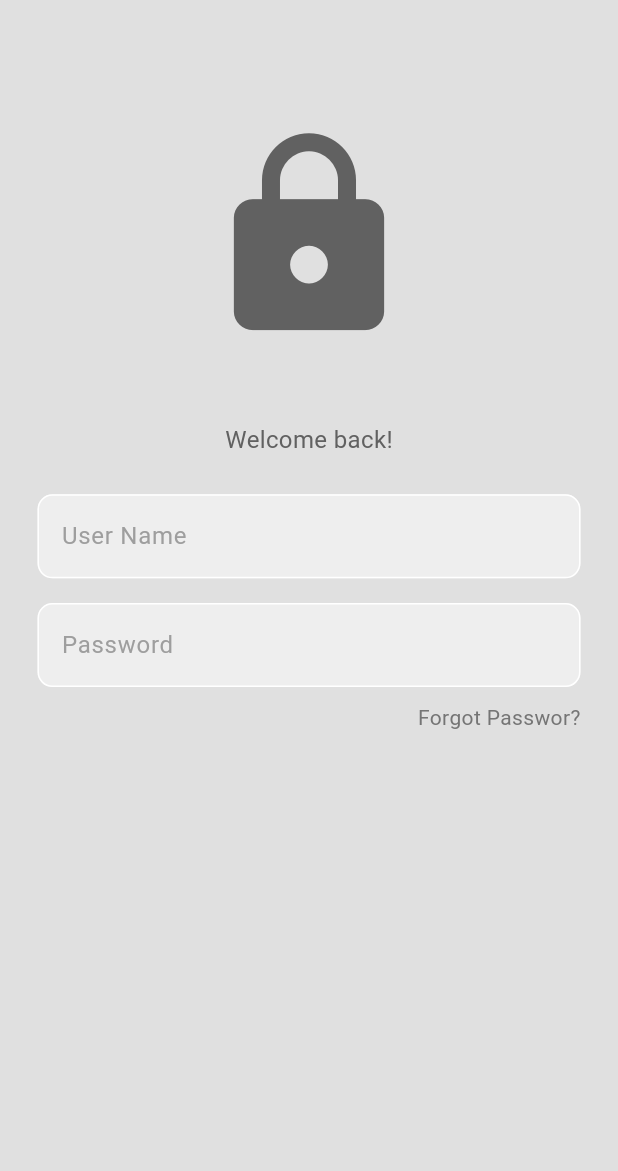
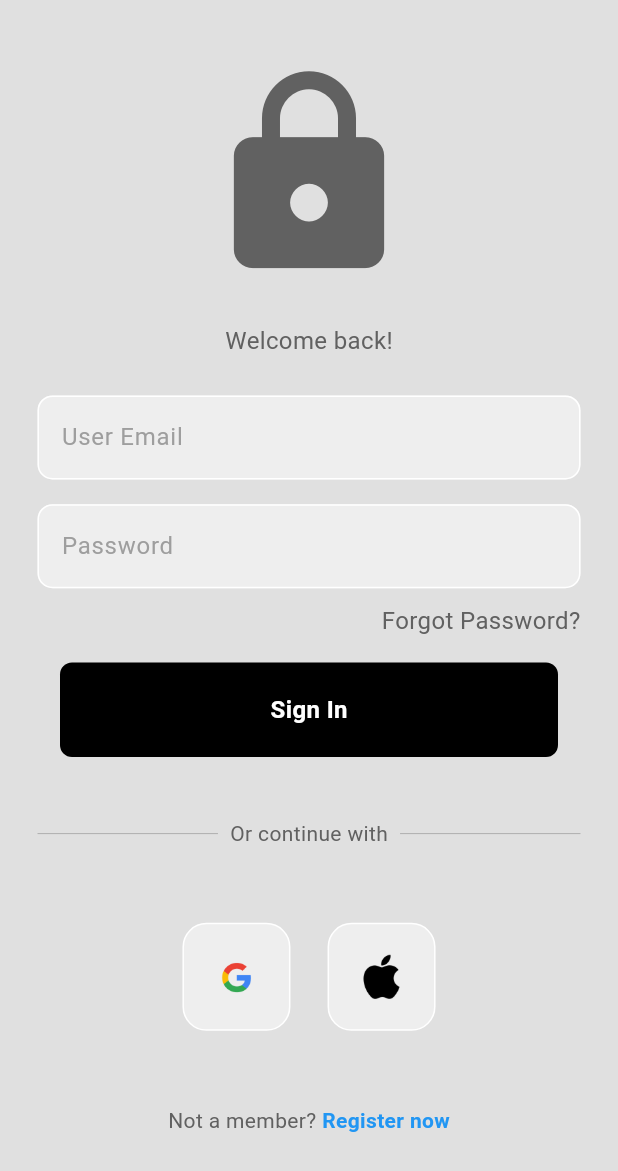
Before and after one commit to khsujon/Firebase_Exploring, a Flutter app: the screen it shows after launch, on a phone screen of 412 x 824 dp. Shown: the top 1171 px of the screen. Run offline on Flutter 3.47's test engine with Material 3 defaults, Android fonts, the light colour scheme and no system bars; our stand-ins replace firebase_auth, firebase_core; accounts and stored records are empty.

Commit message:
Firebase email pass login explored

```diff
--- /dev/null
+++ b/lib/Screens/auth_page.dart
@@ -0,0 +1,22 @@
+import 'package:firebase_auth/firebase_auth.dart';
+import 'package:firebase_auth_explore/Screens/home_page.dart';
+import 'package:firebase_auth_explore/Screens/login_page.dart';
+import 'package:flutter/material.dart';
+
+class AuthPage extends StatelessWidget {
+  const AuthPage({super.key});
+
+  @override
+  Widget build(BuildContext context) {
+    return StreamBuilder<User?>(
+      stream: FirebaseAuth.instance.authStateChanges(),
+      builder: (context, snapshot) {
+        if (snapshot.hasData) {
+          return HomePage();
+        } else {
+          return LoginPage();
+        }
+      },
+    );
+  }
+}
--- a/lib/Screens/home_page.dart
+++ b/lib/Screens/home_page.dart
@@ -1,75 +1,27 @@
-import 'package:firebase_auth_explore/Widgets/custom_text_field.dart';
+import 'package:firebase_auth/firebase_auth.dart';
+import 'package:flutter/foundation.dart';
 import 'package:flutter/material.dart';
+import 'package:flutter/widgets.dart';
 
-class LoginPage extends StatelessWidget {
-  LoginPage({super.key});
+class HomePage extends StatelessWidget {
+  HomePage({super.key});
 
-  final userNameController = TextEditingController();
-  final passwordController = TextEditingController();
+  //user details
+  final user = FirebaseAuth.instance.currentUser!;
+
+  //signout function
+  void signOut() {
+    FirebaseAuth.instance.signOut();
+  }
 
   @override
   Widget build(BuildContext context) {
-    final height = MediaQuery.of(context).size.height;
-    final width = MediaQuery.of(context).size.width;
-    return SafeArea(
-      child: Scaffold(
-        backgroundColor: Colors.grey[300],
-        body: Center(
-          child: Column(
-            children: [
-              SizedBox(
-                height: height * 0.1,
-              ),
-              Icon(
-                Icons.lock,
-                size: 150,
-                color: Colors.grey[700],
-              ),
-              SizedBox(
-                height: height * 0.06,
-              ),
-              Text(
-                'Welcome back!',
-                style: TextStyle(color: Colors.grey[700], fontSize: 16),
-              ),
-
-              SizedBox(
-                height: height * 0.03,
-              ),
-
-              //User name
-              CustomTextField(
-                hintText: 'User Name',
-                obscure: false,
-                controller: userNameController,
-              ),
-
-              SizedBox(
-                height: height * 0.02,
-              ),
-
-              //password filed
-              CustomTextField(
-                hintText: 'Password',
-                obscure: true,
-                controller: passwordController,
-              ),
-
-              Row(
-                mainAxisAlignment: MainAxisAlignment.end,
-                children: [
-                  Padding(
-                    padding: const EdgeInsets.only(right: 25.0, top: 10),
-                    child: Text(
-                      'Forgot Passwor?',
-                      style: TextStyle(color: Colors.grey[600]),
-                    ),
-                  ),
-                ],
-              )
-            ],
-          ),
-        ),
+    return Scaffold(
+      appBar: AppBar(
+        actions: [IconButton(onPressed: signOut, icon: Icon(Icons.logout))],
+      ),
+      body: Center(
+        child: Text('Logged In as: ' + user.email!),
       ),
     );
   }
--- /dev/null
+++ b/lib/Screens/login_page.dart
@@ -0,0 +1,199 @@
+import 'dart:developer';
+
+import 'package:firebase_auth/firebase_auth.dart';
+import 'package:firebase_auth_explore/Widgets/custom_button.dart';
+import 'package:firebase_auth_explore/Widgets/custom_text_field.dart';
+import 'package:firebase_auth_explore/Widgets/squre_tile.dart';
+import 'package:flutter/material.dart';
+
+class LoginPage extends StatefulWidget {
+  LoginPage({super.key});
+
+  @override
+  State<LoginPage> createState() => _LoginPageState();
+}
+
+class _LoginPageState extends State<LoginPage> {
+  final emailNameController = TextEditingController();
+
+  final passwordController = TextEditingController();
+
+  //signin function
+  void signIn() async {
+    // show loading circle
+    showDialog(
+      context: context,
+      builder: (context) {
+        return Center(
+          child: CircularProgressIndicator(),
+        );
+      },
+    );
+
+    try {
+      await FirebaseAuth.instance.signInWithEmailAndPassword(
+        email: emailNameController.text,
+        password: passwordController.text,
+      );
+      Navigator.pop(context);
+    } on FirebaseAuthException catch (e) {
+      Navigator.pop(context);
+      print('Error: ${e.code}');
+
+      errorMessage();
+    }
+  }
+
+  void errorMessage() {
+    showDialog(
+      context: context,
+      builder: (context) {
+        return AlertDialog(
+          title: Text('Invalid informations'),
+        );
+      },
+    );
+  }
+
+  @override
+  Widget build(BuildContext context) {
+    final height = MediaQuery.of(context).size.height;
+    final width = MediaQuery.of(context).size.width;
+    return SafeArea(
+      child: Scaffold(
+        backgroundColor: Colors.grey[300],
+        body: SingleChildScrollView(
+          child: Center(
+            child: Column(
+              mainAxisAlignment: MainAxisAlignment.center,
+              children: [
+                SizedBox(
+                  height: height * 0.05,
+                ),
+                Icon(
+                  Icons.lock,
+                  size: 150,
+                  color: Colors.grey[700],
+                ),
+                SizedBox(
+                  height: height * 0.03,
+                ),
+                Text(
+                  'Welcome back!',
+                  style: TextStyle(color: Colors.grey[700], fontSize: 16),
+                ),
+
+                SizedBox(
+                  height: height * 0.03,
+                ),
+
+                //User name
+                CustomTextField(
+                  hintText: 'User Email',
+                  obscure: false,
+                  controller: emailNameController,
+                ),
+
+                SizedBox(
+                  height: height * 0.02,
+                ),
+
+                //password filed
+                CustomTextField(
+                  hintText: 'Password',
+                  obscure: true,
+                  controller: passwordController,
+                ),
+
+                Row(
+                  mainAxisAlignment: MainAxisAlignment.end,
+                  children: [
+                    Padding(
+                      padding: const EdgeInsets.only(right: 25.0, top: 10),
+                      child: Text(
+                        'Forgot Password?',
+                        style: TextStyle(color: Colors.grey[700], fontSize: 16),
+                      ),
+                    ),
+                  ],
+                ),
+
+                SizedBox(
+                  height: height * 0.02,
+                ),
+
+                CustomButton(
+                  onTap: signIn,
+                ),
+
+                SizedBox(
+                  height: height * 0.05,
+                ),
+                Padding(
+                  padding: const EdgeInsets.symmetric(horizontal: 25.0),
+                  child: Row(
+                    children: [
+                      Expanded(
+                        child: Divider(
+                          thickness: 0.5,
+                          color: Colors.grey[500],
+                        ),
+                      ),
+                      Padding(
+                        padding: EdgeInsets.symmetric(horizontal: 8.0),
+                        child: Text(
+                          'Or continue with',
+                          style: TextStyle(color: Colors.grey[700]),
+                        ),
+                      ),
+                      Expanded(
+                        child: Divider(
+                          thickness: 0.5,
+                          color: Colors.grey[500],
+                        ),
+                      ),
+                    ],
+                  ),
+                ),
+
+                SizedBox(
+                  height: height * 0.06,
+                ),
+
+                Row(
+                  mainAxisAlignment: MainAxisAlignment.center,
+                  children: [
+                    const SquareTile(imagePath: 'lib/images/gogle.png'),
+                    SizedBox(
+                      width: width * 0.06,
+                    ),
+                    const SquareTile(imagePath: 'lib/images/aple.png'),
+                  ],
+                ),
+
+                SizedBox(
+                  height: height * 0.06,
+                ),
+
+                Row(
+                  mainAxisAlignment: MainAxisAlignment.center,
+                  children: [
+                    Text(
+                      'Not a member?',
+                      style: TextStyle(color: Colors.grey[700]),
+                    ),
+                    const Text(
+                      ' Register now',
+                      style: TextStyle(
+                          color: Colors.blue, fontWeight: FontWeight.bold),
+                    ),
+                  ],
+                )
+              ],
+            ),
+          ),
+        ),
+      ),
+    );
+  }
+}
--- /dev/null
+++ b/lib/Widgets/custom_button.dart
@@ -0,0 +1,30 @@
+import 'package:flutter/material.dart';
+
+class CustomButton extends StatelessWidget {
+  final Function()? onTap;
+  const CustomButton({super.key, required this.onTap});
+
+  @override
+  Widget build(BuildContext context) {
+    return InkWell(
+        onTap: onTap,
+        child: Container(
+          width: MediaQuery.of(context).size.width,
+          padding: EdgeInsets.all(20),
+          margin: EdgeInsets.symmetric(horizontal: 40),
+          decoration: BoxDecoration(
+            borderRadius: BorderRadius.circular(8),
+            color: Colors.black,
+          ),
+          child: Center(
+            child: Text(
+              'Sign In',
+              style: TextStyle(
+                  color: Colors.white,
+                  fontWeight: FontWeight.bold,
+                  fontSize: 16),
+            ),
+          ),
+        ));
+  }
+}
--- /dev/null
+++ b/lib/Widgets/squre_tile.dart
@@ -0,0 +1,21 @@
+import 'package:flutter/material.dart';
+
+class SquareTile extends StatelessWidget {
+  final String imagePath;
+  const SquareTile({super.key, required this.imagePath});
+
+  @override
+  Widget build(BuildContext context) {
+    return Container(
+      padding: EdgeInsets.all(15),
+      decoration: BoxDecoration(
+          border: Border.all(color: Colors.white),
+          borderRadius: BorderRadius.circular(16),
+          color: Colors.grey[200]),
+      child: Image.asset(
+        imagePath,
+        height: 40,
+      ),
+    );
+  }
+}
--- a/lib/main.dart
+++ b/lib/main.dart
@@ -1,7 +1,14 @@
-import 'package:firebase_auth_explore/Screens/home_page.dart';
+import 'package:firebase_auth_explore/Screens/auth_page.dart';
+import 'package:firebase_auth_explore/Screens/login_page.dart';
 import 'package:flutter/material.dart';
+import 'package:firebase_core/firebase_core.dart';
+import 'firebase_options.dart';
 
-void main() {
+void main() async {
+  WidgetsFlutterBinding.ensureInitialized();
+  await Firebase.initializeApp(
+    options: DefaultFirebaseOptions.currentPlatform,
+  );
   runApp(const MyApp());
 }
 
@@ -18,7 +25,7 @@ class MyApp extends StatelessWidget {
         colorScheme: ColorScheme.fromSeed(seedColor: Colors.deepPurple),
         useMaterial3: true,
       ),
-      home: LoginPage(),
+      home: AuthPage(),
     );
   }
 }
--- a/pubspec.yaml
+++ b/pubspec.yaml
@@ -35,6 +35,8 @@ dependencies:
   # The following adds the Cupertino Icons font to your application.
   # Use with the CupertinoIcons class for iOS style icons.
   cupertino_icons: ^1.0.8
+  firebase_core: ^3.6.0
+  firebase_auth: ^5.3.1
 
 dev_dependencies:
   flutter_test:
@@ -59,8 +61,8 @@ flutter:
   uses-material-design: true
 
   # To add assets to your application, add an assets section, like this:
-  # assets:
-  #   - images/a_dot_burr.jpeg
+  assets:
+    - lib/images/
   #   - images/a_dot_ham.jpeg
 
   # An image asset can refer to one or more resolution-specific "variants", see
```
Also changed, not shown: firebase.json (added), lib/firebase_options.dart (added), lib/images/aple.png (added), lib/images/gogle.png (added), pubspec.lock, 6 other files.
